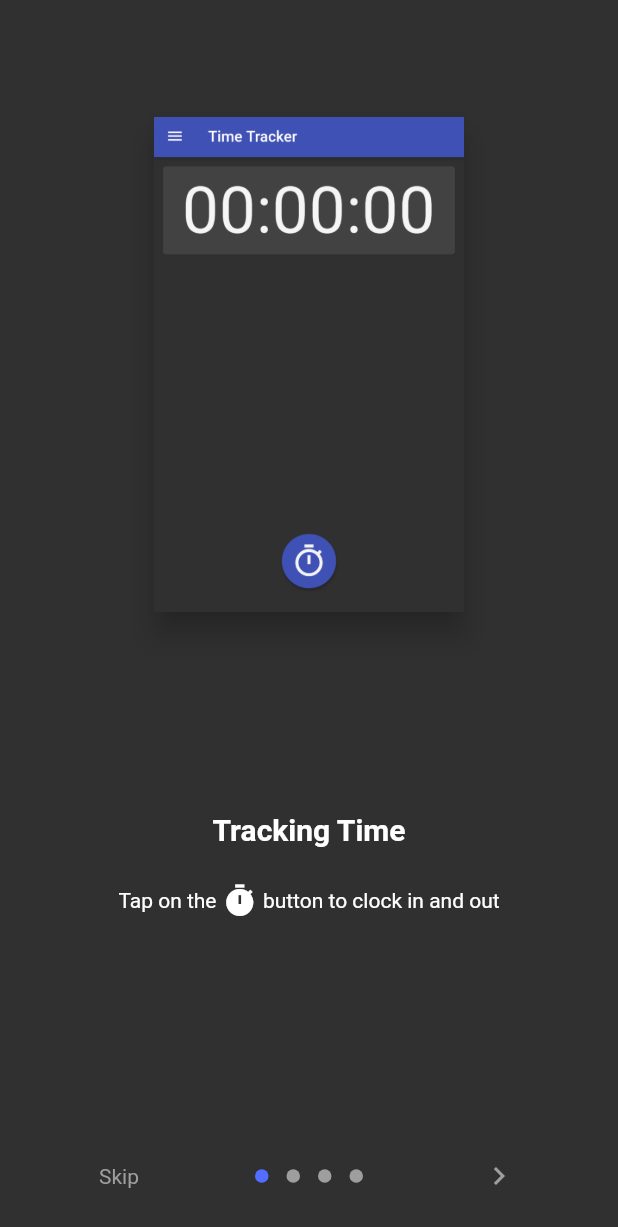
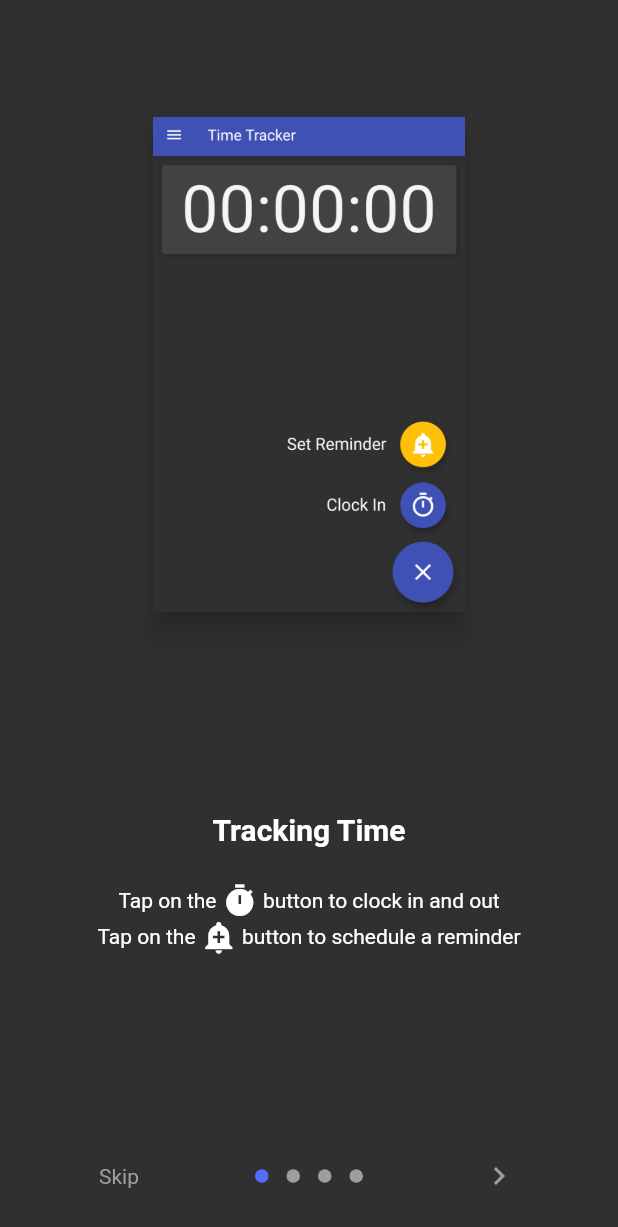
Before and after one commit to mjansen4857/rr_attendance, a Flutter app: the OnboardingPage widget shown alone on an empty page, opened directly, on a phone screen of 412 x 824 dp. Shown: the top 1227 px of the screen. Run offline on Flutter 3.47's test engine with Material 2 defaults, Android fonts, the phone set to English and light mode, and no system bars; drawn by our look-alikes of introduction_screen; our stand-ins replace cloud_firestore, cloud_functions, firebase_analytics, firebase_auth, firebase_core, flutter_local_notifications and 5 more; accounts and stored records are empty.

Commit message:
update onboarding for reminders

```diff
--- a/lib/pages/onboarding_page.dart
+++ b/lib/pages/onboarding_page.dart
@@ -20,12 +20,28 @@ class OnboardingPage extends StatelessWidget {
       pages: <PageViewModel>[
         PageViewModel(
           title: 'Tracking Time',
-          bodyWidget: Row(
-            mainAxisAlignment: MainAxisAlignment.center,
+          bodyWidget: Column(
             children: [
-              Text('Tap on the '),
-              Icon(Icons.timer),
-              Text(' button to clock in and out'),
+              Row(
+                mainAxisAlignment: MainAxisAlignment.center,
+                children: [
+                  Text('Tap on the '),
+                  Icon(Icons.timer),
+                  Text(' button to clock in and out'),
+                ],
+              ),
+              Row(
+                mainAxisAlignment: MainAxisAlignment.center,
+                children: [
+                  Text('Tap on the '),
+                  Icon(Icons.add_alert),
+                  Text(' button to schedule a reminder'),
+                ],
+              ),
+              Row(
+                mainAxisAlignment: MainAxisAlignment.center,
+                children: [],
+              ),
             ],
           ),
           image: Center(
```
Also changed, not shown: images/time_tracker.png.
